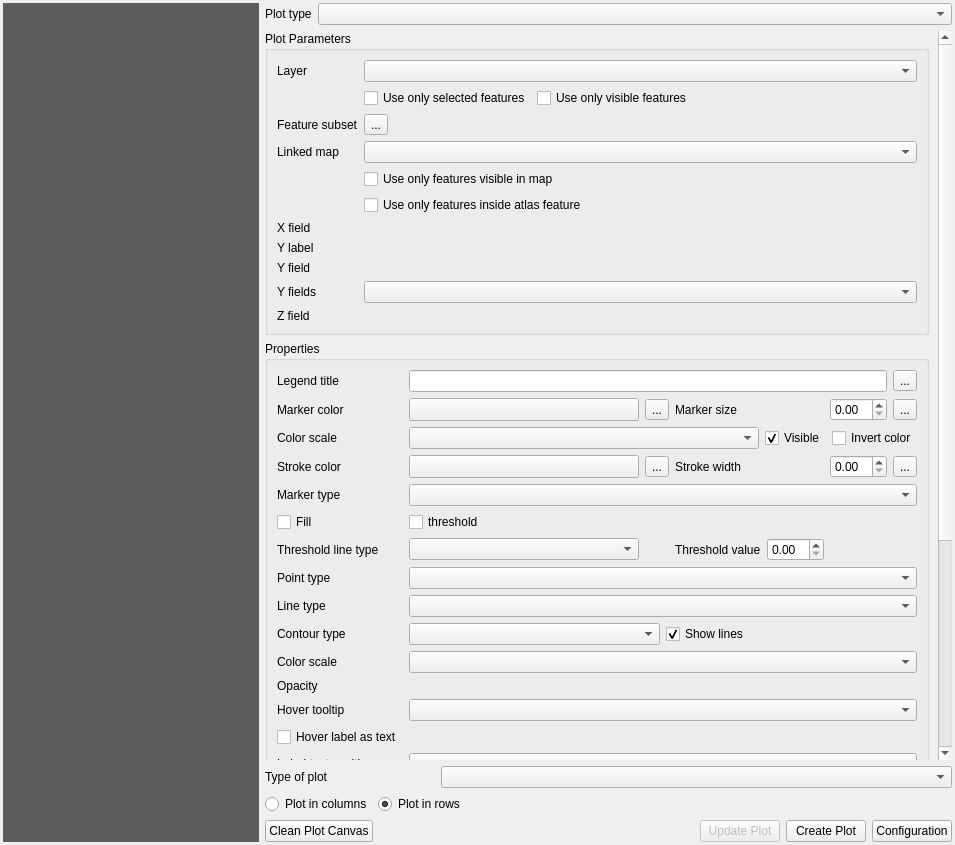
Before: the Qt Designer form DataPlotly/ui/dataplotly_dockwidget_base.ui in ghtmtt/DataPlotly, drawn with Qt 5.
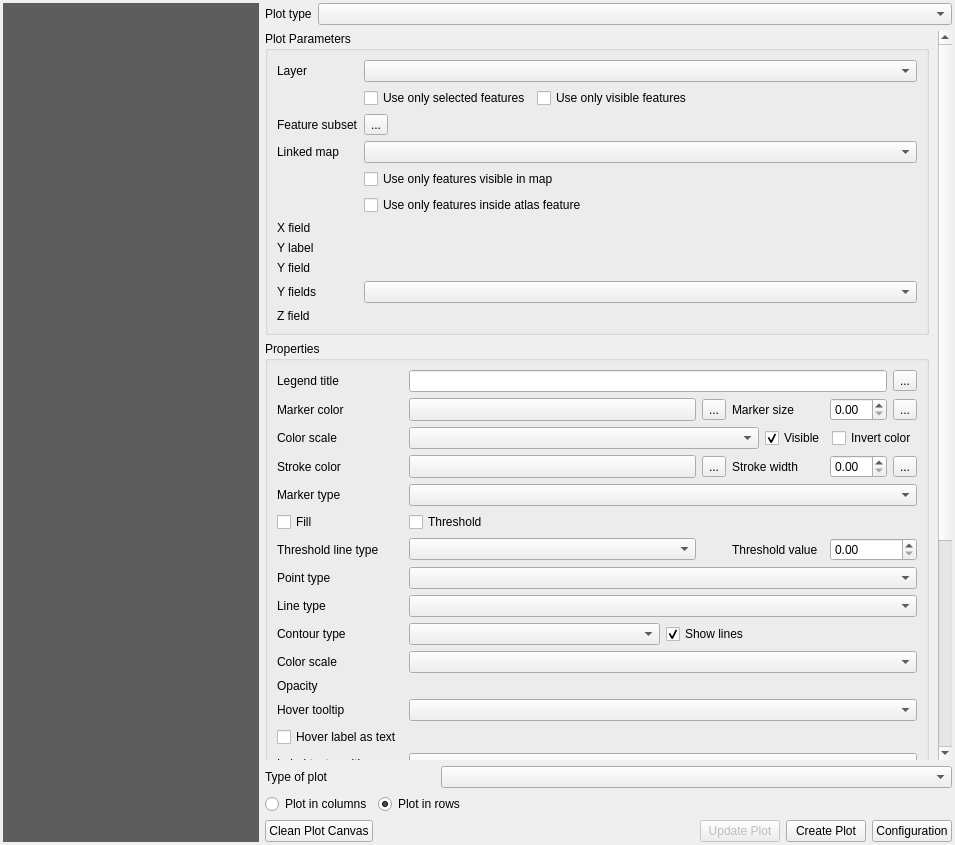
After: the same form once the commit is applied. Custom widgets are drawn as their Qt base class.

Commit message: Set max threshold value & adjust QDoubleSpinBox size

Patch:
```diff
--- a/DataPlotly/ui/dataplotly_dockwidget_base.ui
+++ b/DataPlotly/ui/dataplotly_dockwidget_base.ui
@@ -320,7 +320,7 @@
                 <property name="geometry">
                  <rect>
                   <x>0</x>
-                  <y>-191</y>
+                  <y>0</y>
                   <width>673</width>
                   <height>1200</height>
                  </rect>
@@ -638,7 +638,7 @@
                     <item row="6" column="2">
                      <widget class="QCheckBox" name="threshold">
                       <property name="text">
-                       <string>threshold</string>
+                       <string>Threshold</string>
                       </property>
                      </widget>
                     </item>
@@ -915,8 +915,12 @@
                     <item row="20" column="2" colspan="6">
                      <widget class="QComboBox" name="box_statistic_combo"/>
                     </item>
-                    <item row="7" column="5">
-                     <widget class="QDoubleSpinBox" name="threshold_value"/>
+                    <item row="7" column="6" colspan="2">
+                     <widget class="QDoubleSpinBox" name="threshold_value">
+                      <property name="maximum">
+                       <double>99990000.000000000000000</double>
+                      </property>
+                     </widget>
                     </item>
                    </layout>
                   </widget>
```
Left out of the diff: 4 changed lines with no effect on the pictures.
